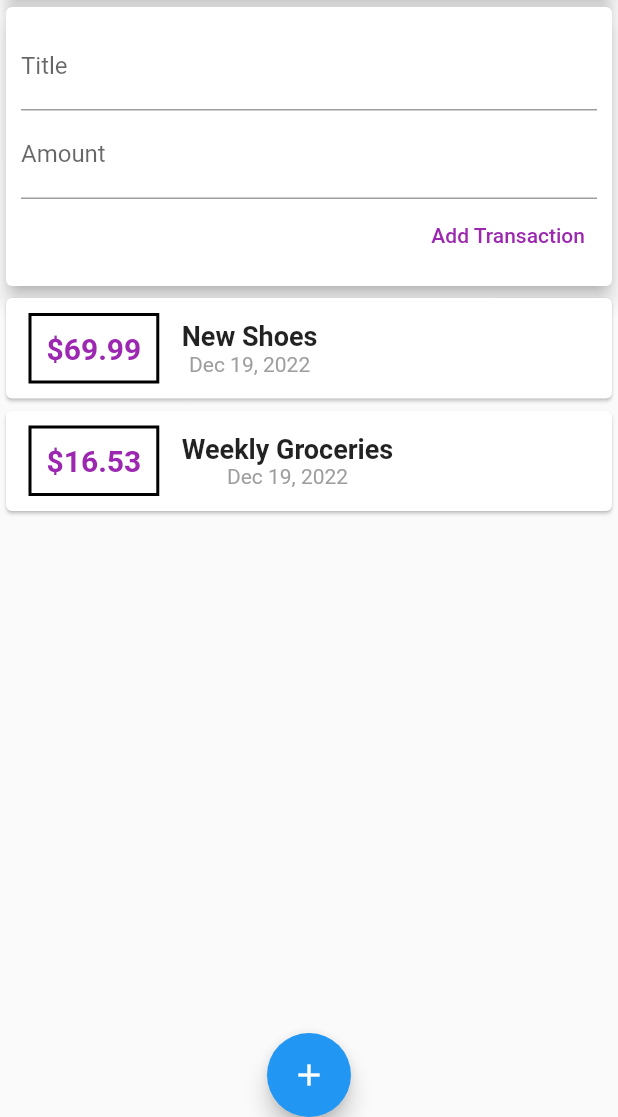
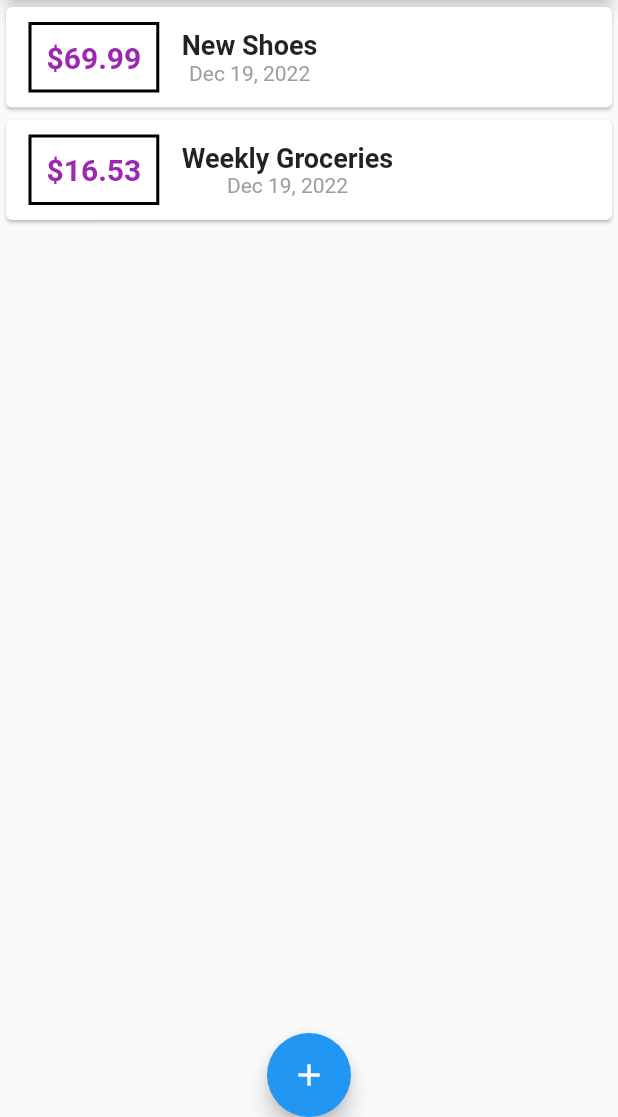
Before and after one commit to sinjikoro/personal_expenses, a Flutter app: the screen it shows after launch, on a phone screen of 412 x 824 dp, the part 119-1236 px from its top. Run offline on Flutter 3.47's test engine with Material 2 defaults, Android fonts, the phone set to English and light mode, and no system bars.

```diff
--- a/lib/main.dart
+++ b/lib/main.dart
@@ -1,5 +1,7 @@
 import 'package:flutter/material.dart';
-import './widgets/user_transaction.dart';
+import './widgets/new_transaction.dart';
+import './widgets/transaction_list.dart';
+import './models/transaction.dart';
 
 void main() {
   runApp(const MyApp());
@@ -20,28 +22,65 @@ class MyApp extends StatelessWidget {
   }
 }
 
-class MyHomePage extends StatelessWidget {
+class MyHomePage extends StatefulWidget {
   final String title;
 
   MyHomePage({Key? key, required this.title}) : super(key: key);
 
   @override
+  State<MyHomePage> createState() => _MyHomePageState();
+}
+
+class _MyHomePageState extends State<MyHomePage> {
+  // TranAdd BLoc
+  void _startAddNewTransaction(BuildContext ctx) {
+    showModalBottomSheet(
+        context: ctx,
+        builder: (_) {
+          return NewTransaction(addTx: _addNewTransaction);
+        });
+  }
+
+  // Tran Data
+  final List<Transaction> _userTransactions = [
+    Transaction(
+        id: 't1', title: 'New Shoes', amount: 69.99, date: DateTime.now()),
+    Transaction(
+        id: 't2',
+        title: 'Weekly Groceries',
+        amount: 16.53,
+        date: DateTime.now()),
+  ];
+
+  // TranAdd Method
+  void _addNewTransaction(String txTitle, double txAmount) {
+    final newTx = Transaction(
+        id: DateTime.now().toString(),
+        title: txTitle,
+        amount: txAmount,
+        date: DateTime.now());
+
+    setState(() {
+      _userTransactions.add(newTx);
+    });
+  }
+
+  @override
   Widget build(BuildContext context) {
     return Scaffold(
       appBar: AppBar(
-        title: Text(title),
+        title: Text(widget.title),
         actions: <Widget>[
           IconButton(
             icon: const Icon(Icons.add),
-            onPressed: () {},
+            onPressed: () => _startAddNewTransaction(context),
           )
         ],
       ),
       body: Column(
-        // mainAxisAlignment: MainAxisAlignment.spaceAround,
         crossAxisAlignment: CrossAxisAlignment.stretch,
-        children: const <Widget>[
-          SizedBox(
+        children: <Widget>[
+          const SizedBox(
             width: double.infinity,
             child: Card(
               color: Colors.blue,
@@ -49,12 +88,16 @@ class MyHomePage extends StatelessWidget {
               child: Text('CHART!'),
             ),
           ),
-          UserTransaction(),
+          Column(
+            children: [
+              TransactionList(transactions: _userTransactions),
+            ],
+          ),
         ],
       ),
       floatingActionButtonLocation: FloatingActionButtonLocation.centerDocked,
       floatingActionButton: FloatingActionButton(
-        onPressed: () {},
+        onPressed: () => _startAddNewTransaction(context),
         child: const Icon(Icons.add),
       ),
     );
--- a/lib/widgets/user_transaction.dart
+++ /dev/null
@@ -1,46 +0,0 @@
-import 'package:flutter/material.dart';
-
-import './new_transaction.dart';
-import './transaction_list.dart';
-import '../models/transaction.dart';
-
-class UserTransaction extends StatefulWidget {
-  const UserTransaction({Key? key}) : super(key: key);
-
-  @override
-  State<UserTransaction> createState() => _UserTransactionState();
-}
-
-class _UserTransactionState extends State<UserTransaction> {
-  final List<Transaction> _userTransactions = [
-    Transaction(
-        id: 't1', title: 'New Shoes', amount: 69.99, date: DateTime.now()),
-    Transaction(
-        id: 't2',
-        title: 'Weekly Groceries',
-        amount: 16.53,
-        date: DateTime.now()),
-  ];
-
-  void _addNewTransaction(String txTitle, double txAmount) {
-    final newTx = Transaction(
-        id: DateTime.now().toString(),
-        title: txTitle,
-        amount: txAmount,
-        date: DateTime.now());
-
-    setState(() {
-      _userTransactions.add(newTx);
-    });
-  }
-
-  @override
-  Widget build(BuildContext context) {
-    return Column(
-      children: [
-        NewTransaction(addTx: _addNewTransaction),
-        TransactionList(transactions: _userTransactions),
-      ],
-    );
-  }
-}
```
